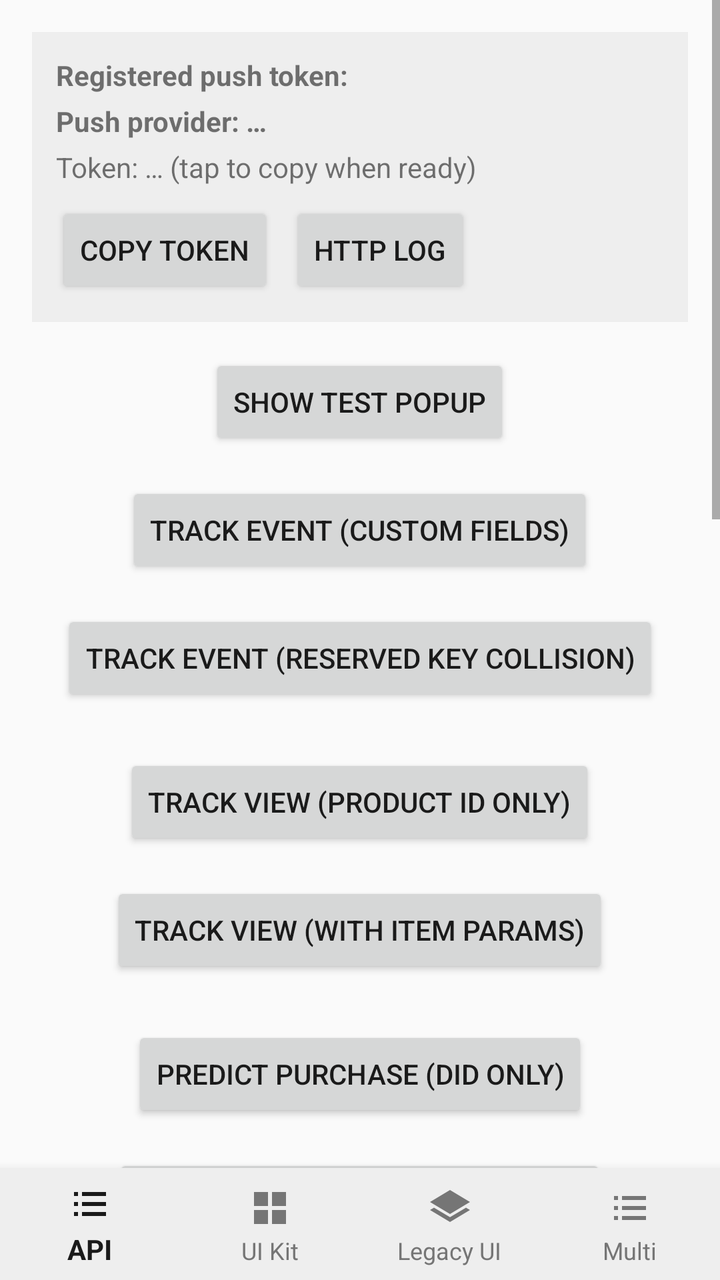
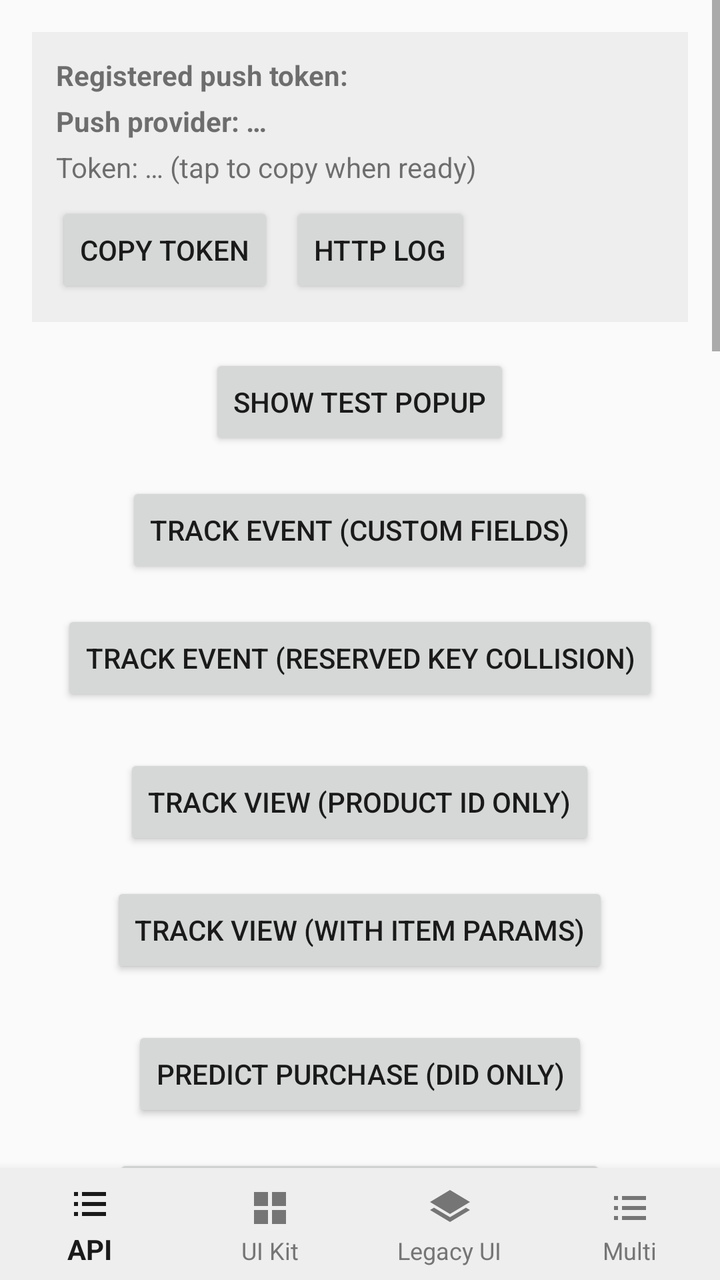

The first picture is an Android layout as it rendered before a commit; the second is the same layout after the commit. The layout source and the unified diff follow.
<!-- AndroidManifest.xml: application theme Theme.PersonalizationDemo -->
<!-- res/layout/activity_main.xml -->
<?xml version="1.0" encoding="utf-8"?>
<LinearLayout xmlns:android="http://schemas.android.com/apk/res/android"
    xmlns:app="http://schemas.android.com/apk/res-auto"
    android:layout_width="match_parent"
    android:layout_height="match_parent"
    android:orientation="vertical"
    android:fitsSystemWindows="true">

    
    <FrameLayout
        android:id="@+id/contentContainer"
        android:layout_width="match_parent"
        android:layout_height="0dp"
        android:layout_weight="1">

    <ScrollView
        android:id="@+id/apiContent"
        android:layout_width="match_parent"
        android:layout_height="match_parent"
        android:fillViewport="true">

        <LinearLayout
            android:layout_width="match_parent"
            android:layout_height="wrap_content"
            android:orientation="vertical"
            android:padding="16dp"
            android:gravity="center">

        
        <LinearLayout
            android:layout_width="match_parent"
            android:layout_height="wrap_content"
            android:orientation="vertical"
            android:background="@color/token_panel_background"
            android:padding="12dp">

            <TextView
                android:id="@+id/tvPushTokenLabel"
                android:layout_width="match_parent"
                android:layout_height="wrap_content"
                android:text="@string/push_token_label"
                android:textStyle="bold" />

            <TextView
                android:id="@+id/tvPushTokenType"
                android:layout_width="match_parent"
                android:layout_height="wrap_content"
                android:layout_marginTop="4dp"
                android:text="@string/push_token_type_placeholder"
                android:textStyle="bold" />

            <TextView
                android:id="@+id/tvPushToken"
                android:layout_width="match_parent"
                android:layout_height="wrap_content"
                android:layout_marginTop="4dp"
                android:text="@string/push_token_placeholder"
                android:textIsSelectable="true"
                android:maxLines="6"
                android:ellipsize="end" />

            <LinearLayout
                android:layout_width="match_parent"
                android:layout_height="wrap_content"
                android:orientation="horizontal"
                android:layout_marginTop="8dp">

                <Button
                    android:id="@+id/btnCopyToken"
                    android:layout_width="wrap_content"
                    android:layout_height="wrap_content"
                    android:text="@string/push_token_copy" />

                <Button
                    android:id="@+id/btnHttpLog"
                    android:layout_width="wrap_content"
                    android:layout_height="wrap_content"
                    android:layout_marginStart="8dp"
                    android:text="@string/http_log_open" />
            </LinearLayout>
        </LinearLayout>

            <Button
                android:id="@+id/btnShowTestPopup"
                android:layout_width="wrap_content"
                android:layout_height="wrap_content"
                android:text="@string/show_test_popup"
                android:layout_marginTop="16dp" />

            <Button
                android:id="@+id/btnTrackEventCustomFields"
                android:layout_width="wrap_content"
                android:layout_height="wrap_content"
                android:text="@string/track_event_custom_fields"
                android:layout_marginTop="16dp" />

            <Button
                android:id="@+id/btnTrackEventCollision"
                android:layout_width="wrap_content"
                android:layout_height="wrap_content"
                android:text="@string/track_event_reserved_collision"
                android:layout_marginTop="16dp" />

            <Button
                android:id="@+id/btnTrackViewNoParams"
                android:layout_width="wrap_content"
                android:layout_height="wrap_content"
                android:text="@string/track_view_no_params"
                android:layout_marginTop="24dp" />

            <Button
                android:id="@+id/btnTrackViewWithParams"
                android:layout_width="wrap_content"
                android:layout_height="wrap_content"
                android:text="@string/track_view_with_params"
                android:layout_marginTop="16dp" />

            <Button
                android:id="@+id/btnPredictDidOnly"
                android:layout_width="wrap_content"
                android:layout_height="wrap_content"
                android:text="@string/predict_did_only"
                android:layout_marginTop="24dp" />

            <Button
                android:id="@+id/btnPredictWithEmail"
                android:layout_width="wrap_content"
                android:layout_height="wrap_content"
                android:text="@string/predict_with_email"
                android:layout_marginTop="16dp" />

            <Button
                android:id="@+id/btnTrackPurchaseMinimal"
                android:layout_width="wrap_content"
                android:layout_height="wrap_content"
                android:text="@string/track_purchase_minimal"
                android:layout_marginTop="24dp" />

            <Button
                android:id="@+id/btnTrackPurchaseFull"
                android:layout_width="wrap_content"
                android:layout_height="wrap_content"
                android:text="@string/track_purchase_full"
                android:layout_marginTop="16dp" />

            <Button
                android:id="@+id/btnGetLastOrderProducts"
                android:layout_width="wrap_content"
                android:layout_height="wrap_content"
                android:text="@string/get_last_order_products"
                android:layout_marginTop="24dp" />

            <Button
                android:id="@+id/btnGetUserOrders"
                android:layout_width="wrap_content"
                android:layout_height="wrap_content"
                android:text="@string/get_user_orders"
                android:layout_marginTop="16dp" />

            <Button
                android:id="@+id/btnLoyaltyJoin"
                android:layout_width="wrap_content"
                android:layout_height="wrap_content"
                android:text="@string/loyalty_join"
                android:layout_marginTop="24dp" />

            <Button
                android:id="@+id/btnLoyaltyStatus"
                android:layout_width="wrap_content"
                android:layout_height="wrap_content"
                android:text="@string/loyalty_status"
                android:layout_marginTop="16dp" />

            <Button
                android:id="@+id/btnGetProfile"
                android:layout_width="wrap_content"
                android:layout_height="wrap_content"
                android:text="@string/get_profile"
                android:layout_marginTop="24dp" />

            <Button
                android:id="@+id/btnGetProductCounters"
                android:layout_width="wrap_content"
                android:layout_height="wrap_content"
                android:text="@string/get_product_counters"
                android:layout_marginTop="16dp" />

            <Button
                android:id="@+id/btnGetCategory"
                android:layout_width="wrap_content"
                android:layout_height="wrap_content"
                android:text="@string/get_category"
                android:layout_marginTop="16dp" />

            <Button
                android:id="@+id/btnGetCollection"
                android:layout_width="wrap_content"
                android:layout_height="wrap_content"
                android:text="@string/get_collection"
                android:layout_marginTop="16dp" />

        </LinearLayout>

    </ScrollView>

        <androidx.compose.ui.platform.ComposeView
            android:id="@+id/uiKitContent"
            android:layout_width="match_parent"
            android:layout_height="match_parent"
            android:visibility="gone" />

        <ScrollView
            android:id="@+id/legacyContent"
            android:layout_width="match_parent"
            android:layout_height="match_parent"
            android:fillViewport="true"
            android:visibility="gone">

            <LinearLayout
                android:layout_width="match_parent"
                android:layout_height="wrap_content"
                android:orientation="vertical"
                android:padding="16dp">

                <TextView
                    android:layout_width="match_parent"
                    android:layout_height="wrap_content"
                    android:text="@string/legacy_stories_title"
                    android:textStyle="bold" />

                
                <com.personalization.stories.views.StoriesView
                    android:id="@+id/storiesView"
                    android:layout_width="match_parent"
                    android:layout_height="wrap_content"
                    android:layout_marginTop="8dp"
                    android:background="@android:color/white"
                    app:code="@string/stories_code" />

                <TextView
                    android:id="@+id/tvLegacyStoriesLog"
                    android:layout_width="match_parent"
                    android:layout_height="wrap_content"
                    android:layout_marginTop="16dp"
                    android:text="@string/legacy_stories_log_placeholder"
                    android:textIsSelectable="true"
                    android:typeface="monospace" />
            </LinearLayout>
        </ScrollView>

        <androidx.compose.ui.platform.ComposeView
            android:id="@+id/multiInstanceContent"
            android:layout_width="match_parent"
            android:layout_height="match_parent"
            android:visibility="gone" />
    </FrameLayout>

    
    <com.google.android.material.bottomnavigation.BottomNavigationView
        android:id="@+id/bottomNav"
        android:layout_width="match_parent"
        android:layout_height="wrap_content"
        android:theme="@style/Theme.MaterialComponents.DayNight.Bridge"
        android:background="@color/token_panel_background"
        app:labelVisibilityMode="labeled"
        app:itemIconTint="@color/bottom_nav_item"
        app:itemTextColor="@color/bottom_nav_item"
        app:menu="@menu/bottom_nav_menu" />
</LinearLayout>
<!-- resources referenced by this layout -->
<resources>
  <color name="token_panel_background">#EEEEEE</color>
  <string name="get_category">Category: list</string>
  <string name="get_collection">Collection: get</string>
  <string name="get_last_order_products">Get last order products</string>
  <string name="get_product_counters">Products: counters</string>
  <string name="get_profile">Profile: get</string>
  <string name="get_user_orders">Get user orders</string>
  <string name="http_log_open">HTTP Log</string>
  <string name="legacy_stories_log_placeholder">Tap a story to see OnClickListener callbacks here</string>
  <string name="legacy_stories_title">StoriesView (XML)</string>
  <string name="loyalty_join">Loyalty: join</string>
  <string name="loyalty_status">Loyalty: status</string>
  <string name="predict_did_only">Predict purchase (did only)</string>
  <string name="predict_with_email">Predict purchase (did + email)</string>
  <string name="push_token_copy">Copy token</string>
  <string name="push_token_label">Registered push token:</string>
  <string name="push_token_placeholder">Token: … (tap to copy when ready)</string>
  <string name="push_token_type_placeholder">Push provider: …</string>
  <string name="show_test_popup">Show Test Popup</string>
  <string name="stories_code">115bd0b67cf5989a1b60c841790b2af6</string>
  <string name="track_event_custom_fields">Track event (custom fields)</string>
  <string name="track_event_reserved_collision">Track event (reserved key collision)</string>
  <string name="track_purchase_full">Track purchase (full)</string>
  <string name="track_purchase_minimal">Track purchase (minimal)</string>
  <string name="track_view_no_params">Track view (product id only)</string>
  <string name="track_view_with_params">Track view (with item params)</string>
  <style name="Theme.PersonalizationDemo" parent="Theme.AppCompat.DayNight.DarkActionBar">
          <item name="android:forceDarkAllowed" tools:targetApi="q">false</item>
          
          <item name="android:textColorPrimary">@color/body_text_primary</item>
          <item name="android:textColorSecondary">@color/body_text_secondary</item>
      </style>
  <color name="body_text_primary">#1A1A1A</color>
  <color name="body_text_secondary">#616161</color>
</resources>

<!-- the commit's change to res/layout/activity_main.xml (unified diff, before → after) -->
@@ -198,6 +198,92 @@
                 android:layout_height="wrap_content"
                 android:text="@string/get_collection"
                 android:layout_marginTop="16dp" />
+
+            <TextView
+                android:layout_width="wrap_content"
+                android:layout_height="wrap_content"
+                android:layout_marginTop="24dp"
+                android:text="@string/tracking_namespace_title"
+                android:textStyle="bold" />
+
+            <Button
+                android:id="@+id/btnTrackingProductView"
+                android:layout_width="wrap_content"
+                android:layout_height="wrap_content"
+                android:text="@string/tracking_product_view"
+                android:layout_marginTop="8dp" />
+
+            <Button
+                android:id="@+id/btnTrackingCategoryView"
+                android:layout_width="wrap_content"
+                android:layout_height="wrap_content"
+                android:text="@string/tracking_category_view"
+                android:layout_marginTop="8dp" />
+
+            <Button
+                android:id="@+id/btnTrackingSearch"
+                android:layout_width="wrap_content"
+                android:layout_height="wrap_content"
+                android:text="@string/tracking_search"
+                android:layout_marginTop="8dp" />
+
+            <Button
+                android:id="@+id/btnTrackingAddToCart"
+                android:layout_width="wrap_content"
+                android:layout_height="wrap_content"
+                android:text="@string/tracking_add_to_cart"
+                android:layout_marginTop="8dp" />
+
+            <Button
+                android:id="@+id/btnTrackingSyncCart"
+                android:layout_width="wrap_content"
+                android:layout_height="wrap_content"
+                android:text="@string/tracking_sync_cart"
+                android:layout_marginTop="8dp" />
+
+            <Button
+                android:id="@+id/btnTrackingRemoveFromCart"
+                android:layout_width="wrap_content"
+                android:layout_height="wrap_content"
+                android:text="@string/tracking_remove_from_cart"
+                android:layout_marginTop="8dp" />
+
+            <Button
+                android:id="@+id/btnTrackingAddToFavorites"
+                android:layout_width="wrap_content"
+                android:layout_height="wrap_content"
+                android:text="@string/tracking_add_to_favorites"
+                android:layout_marginTop="8dp" />
+
+            <Button
+                android:id="@+id/btnTrackingSyncFavorites"
+                android:layout_width="wrap_content"
+                android:layout_height="wrap_content"
+                android:text="@string/tracking_sync_favorites"
+                android:layout_marginTop="8dp" />
+
+            <Button
+                android:id="@+id/btnTrackingRemoveFromFavorites"
+                android:layout_width="wrap_content"
+                android:layout_height="wrap_content"
+                android:text="@string/tracking_remove_from_favorites"
+                android:layout_marginTop="8dp" />
+
+            <Button
+                android:id="@+id/btnTrackingSetSource"
+                android:layout_width="wrap_content"
+                android:layout_height="wrap_content"
+                android:text="@string/tracking_set_source"
+                android:layout_marginTop="8dp" />
+
+            <TextView
+                android:id="@+id/tvTrackingNamespaceResult"
+                android:layout_width="match_parent"
+                android:layout_height="wrap_content"
+                android:layout_marginTop="8dp"
+                android:text="@string/tracking_namespace_result_placeholder"
+                android:textIsSelectable="true"
+                android:typeface="monospace" />
 
         </LinearLayout>
 
<!-- resource entries referenced after the edit -->
@@ -26,6 +26,18 @@
   <string name="track_purchase_minimal">Track purchase (minimal)</string>
   <string name="track_view_no_params">Track view (product id only)</string>
   <string name="track_view_with_params">Track view (with item params)</string>
+  <string name="tracking_add_to_cart">Tracking: add to cart</string>
+  <string name="tracking_add_to_favorites">Tracking: add to favorites</string>
+  <string name="tracking_category_view">Tracking: category view</string>
+  <string name="tracking_namespace_result_placeholder">—</string>
+  <string name="tracking_namespace_title">Tracking namespace (sdk.tracking)</string>
+  <string name="tracking_product_view">Tracking: product view</string>
+  <string name="tracking_remove_from_cart">Tracking: remove from cart</string>
+  <string name="tracking_remove_from_favorites">Tracking: remove from favorites</string>
+  <string name="tracking_search">Tracking: search</string>
+  <string name="tracking_set_source">Tracking: set source</string>
+  <string name="tracking_sync_cart">Tracking: sync cart</string>
+  <string name="tracking_sync_favorites">Tracking: sync favorites</string>
   <style name="Theme.PersonalizationDemo" parent="Theme.AppCompat.DayNight.DarkActionBar">
           <item name="android:forceDarkAllowed" tools:targetApi="q">false</item>
           
